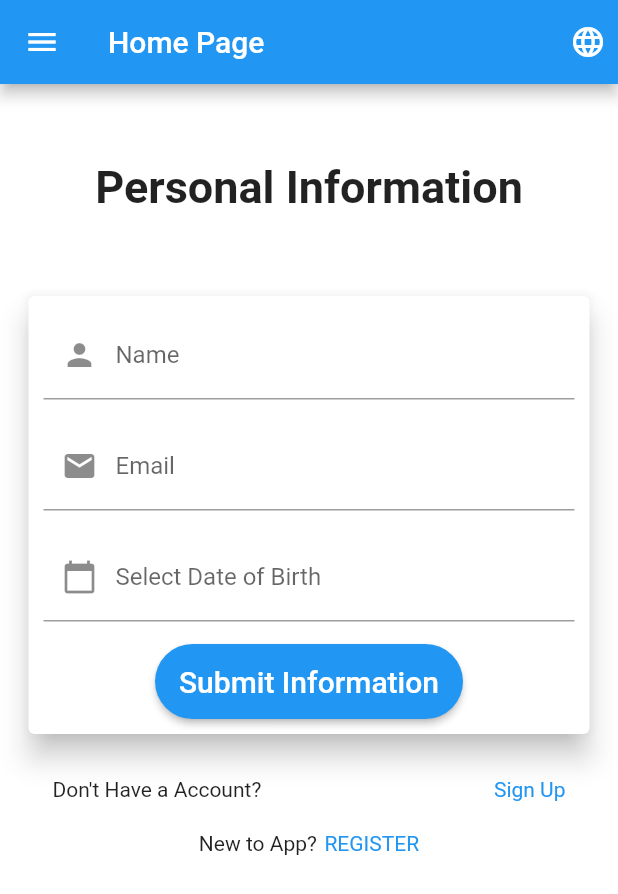
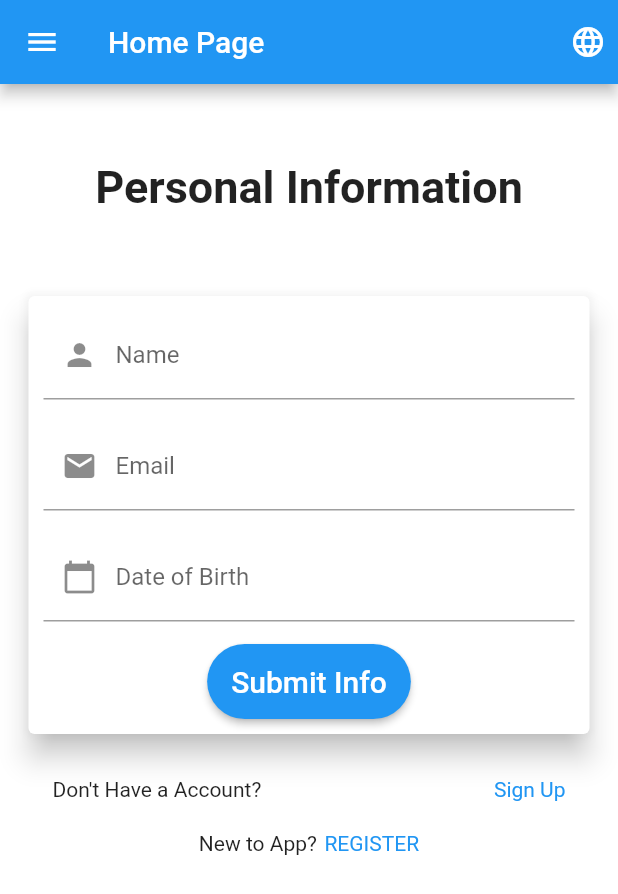
Before and after one commit to AdeelZahid/localization_with_form, a Flutter app: the screen it shows after launch, on a phone screen of 412 x 824 dp. Shown: the top 894 px of the screen. Run offline on Flutter 3.47's test engine with Material 2 defaults, Android fonts, the phone set to English and light mode, and no system bars; drawn by our look-alikes of datetime_picker_formfield; our stand-ins replace shared_preferences.

Commit message:
localization is almost done.

```diff
--- a/lib/pages/home_page.dart
+++ b/lib/pages/home_page.dart
@@ -90,7 +90,7 @@ class _HomePageState extends State<HomePage> {
               size: 30.0,
             ),
             title: Text(
-              'About us',
+              getTranslated(context, 'about_us'),
               style: _textStyle,
             ),
             onTap: () {
@@ -105,7 +105,7 @@ class _HomePageState extends State<HomePage> {
               size: 30.0,
             ),
             title: Text(
-              'Settings',
+              getTranslated(context, 'settings'),
               style: _textStyle,
             ),
             onTap: () {
--- a/lib/pages/settings_page.dart
+++ b/lib/pages/settings_page.dart
@@ -1,4 +1,5 @@
 import 'package:flutter/material.dart';
+import 'package:localization_flutter/localization/localization_const.dart';
 
 class SettingPage extends StatefulWidget {
   SettingPage({Key key}) : super(key: key);
@@ -12,7 +13,7 @@ class _SettingPageState extends State<SettingPage> {
   Widget build(BuildContext context) {
     return Scaffold(
       appBar: AppBar(
-        title: Text('Settings Page'),
+        title: Text(getTranslated(context, 'settings')),
       ),
     );
   }
--- a/lib/widget/main_form.dart
+++ b/lib/widget/main_form.dart
@@ -59,13 +59,16 @@ class _MainFormState extends State<MainForm> {
                                 TextFormField(
                                   validator: (val) {
                                     if (val.isEmpty) {
-                                      return 'Name is Required';
+                                      return getTranslated(
+                                          context, 'required_field');
                                     }
                                     return null;
                                   },
                                   decoration: InputDecoration(
                                     prefixIcon: Icon(Icons.person),
-                                    labelText: "Name ",
+                                    labelText: getTranslated(context, 'name'),
+                                    hintText:
+                                        getTranslated(context, 'name_hint'),
                                   ),
                                 ),
                                 SizedBox(
@@ -74,13 +77,16 @@ class _MainFormState extends State<MainForm> {
                                 TextFormField(
                                   validator: (val) {
                                     if (val.isEmpty) {
-                                      return 'Email is Required';
+                                      return getTranslated(
+                                          context, 'required_field');
                                     }
                                     return null;
                                   },
                                   decoration: InputDecoration(
                                     prefixIcon: Icon(Icons.email),
-                                    labelText: "Email",
+                                    labelText: getTranslated(context, 'email'),
+                                    hintText:
+                                        getTranslated(context, 'email_hint'),
                                   ),
                                 ),
                                 SizedBox(
@@ -89,13 +95,15 @@ class _MainFormState extends State<MainForm> {
                                 DateTimeField(
                                   validator: (val) {
                                     if (val == null) {
-                                      return 'Date of Birth is Required';
+                                      return getTranslated(
+                                          context, 'required_field');
                                     }
                                     return null;
                                   },
                                   decoration: InputDecoration(
                                     prefixIcon: Icon(Icons.calendar_today),
-                                    labelText: 'Select Date of Birth',
+                                    labelText:
+                                        getTranslated(context, 'date_of_birth'),
                                   ),
                                   format: format,
                                   onShowPicker: (context, currentValue) {
@@ -122,7 +130,7 @@ class _MainFormState extends State<MainForm> {
                                   shape: StadiumBorder(),
                                   color: Theme.of(context).primaryColor,
                                   child: Text(
-                                    'Submit Information',
+                                    getTranslated(context, 'submit_info'),
                                     style: TextStyle(
                                         color: Colors.white, fontSize: 20.0),
                                   ),
```
Also changed, not shown: lib/pages/about_page.dart (+12 -2 lines).
